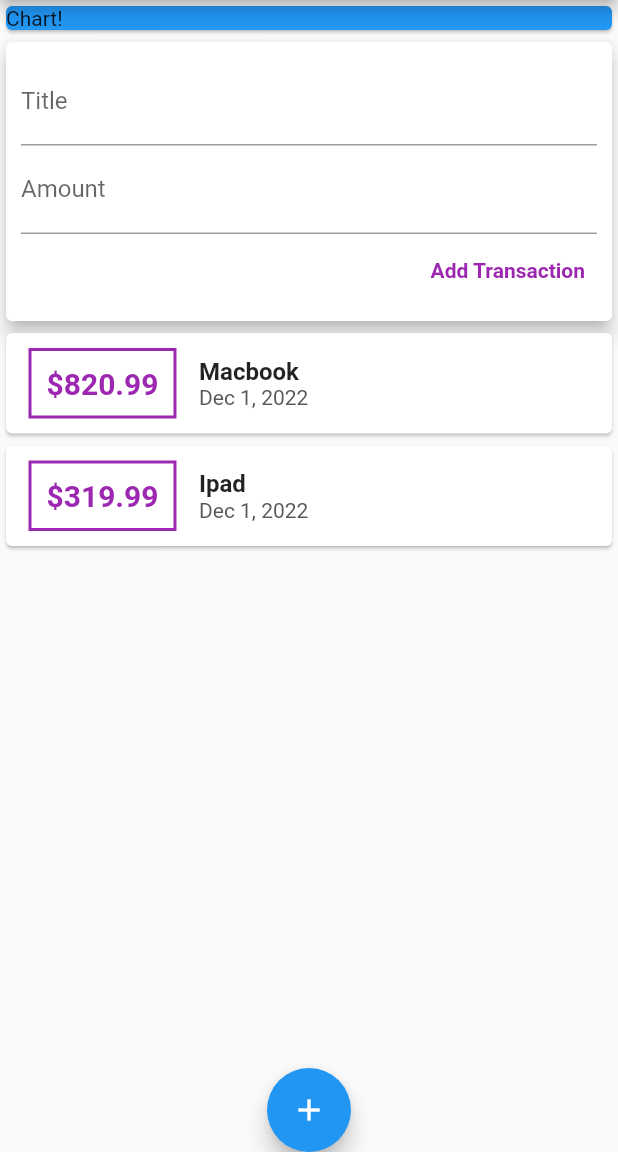
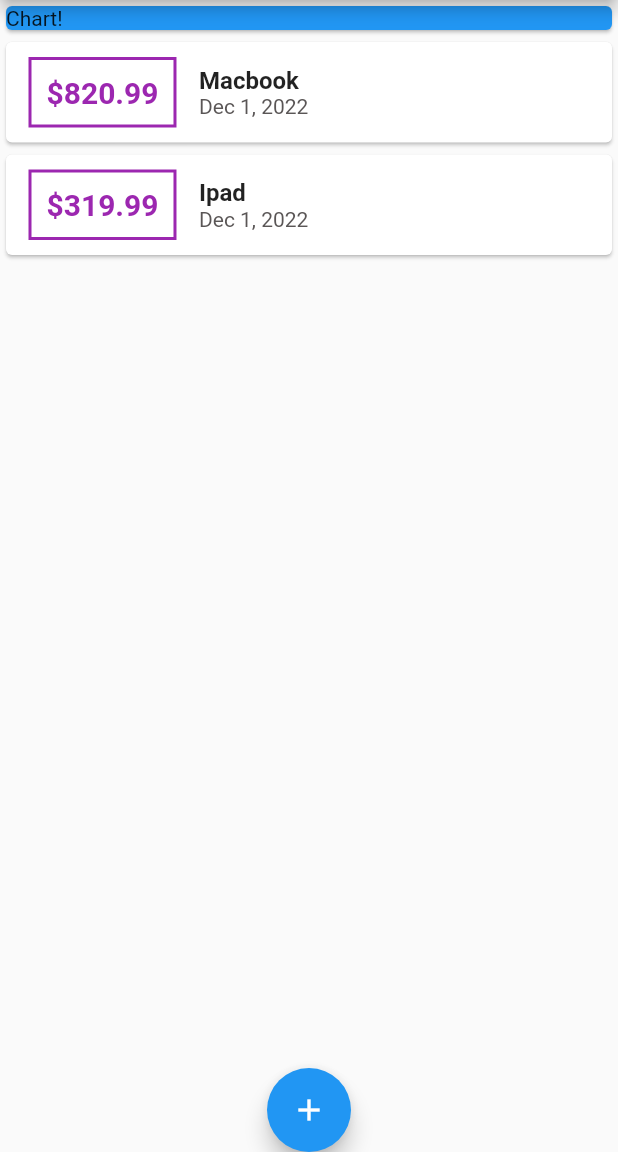
Before and after one commit to shawon-majid/Personal-Expense-Tracker, a Flutter app: the screen it shows after launch, on a phone screen of 412 x 824 dp, the part 84-1236 px from its top. Run offline on Flutter 3.47's test engine with Material 2 defaults, Android fonts, the light colour scheme and no system bars.

Commit message:
added bottom sheet feature for new transaction

```diff
--- a/lib/main.dart
+++ b/lib/main.dart
@@ -1,5 +1,7 @@
 import 'package:flutter/material.dart';
-import './widgets/user_transaction.dart';
+import './widgets/new_transaction.dart';
+import './widgets/transaction_list.dart';
+import './models/transaction.dart';
 
 void main() => runApp(MyApp());
 
@@ -7,13 +9,55 @@
   @override
   Widget build(BuildContext context) {
     return MaterialApp(
-      title: 'Flutter App',
+      title: 'Expense Tracker',
       home: MyHomePage(),
     );
   }
 }
 
-class MyHomePage extends StatelessWidget {
+class MyHomePage extends StatefulWidget {
+
+  @override
+  State<MyHomePage> createState() => _MyHomePageState();
+}
+
+class _MyHomePageState extends State<MyHomePage> {
+  final List<Transaction> _userTransactions = [
+    Transaction(
+      id: 't1',
+      title: 'Macbook',
+      amount: 820.99,
+      date: DateTime.now(),
+    ),
+    Transaction(
+      id: 't2',
+      title: 'Ipad',
+      amount: 319.99,
+      date: DateTime.now(),
+    )
+  ];
+
+  void _addNewTransaction(String txTitle, double txAmount){
+    final newTx = Transaction(
+      id: '${DateTime.now()}$txTitle',
+      title: txTitle,
+      amount: txAmount,
+      date: DateTime.now(),
+      );
+
+    setState(() {
+      _userTransactions.add(newTx);
+    });
+  }
+
+  void _startAddNewTransaction(BuildContext ctx){
+    showModalBottomSheet(context: ctx,
+      builder: (_){
+        return NewTransaction(_addNewTransaction);
+      },
+    );
+  }
+
   @override
   Widget build(BuildContext context) {
     return Scaffold(
@@ -21,7 +65,9 @@
         title: Text('Expense Tracker'),
         actions: [
           IconButton(
-            onPressed: () {},
+            onPressed: () {
+              _startAddNewTransaction(context);
+            },
             icon: Icon(Icons.add),
           )
         ],
@@ -38,7 +84,7 @@
                 child: Text('Chart!'),
               ),
             ),
-            UserTransaction(),
+            TransactionList(_userTransactions),
           ],
         ),
       ),
@@ -48,7 +94,9 @@
         child: Icon(
           Icons.add,
         ),
-        onPressed: () {},
+        onPressed: () {
+          _startAddNewTransaction(context);
+        },
       ),
     );
   }
--- a/lib/widgets/user_transaction.dart
+++ /dev/null
@@ -1,53 +0,0 @@
-import 'package:flutter/material.dart';
-import './new_transaction.dart';
-import './transaction_list.dart';
-import '../models/transaction.dart';
-
-
-class UserTransaction extends StatefulWidget {
-  const UserTransaction({Key key}) : super(key: key);
-
-  @override
-  State<UserTransaction> createState() => _UserTransactionState();
-}
-
-class _UserTransactionState extends State<UserTransaction> {
-  final List<Transaction> _userTransactions = [
-    Transaction(
-      id: 't1',
-      title: 'Macbook',
-      amount: 820.99,
-      date: DateTime.now(),
-    ),
-    Transaction(
-      id: 't2',
-      title: 'Ipad',
-      amount: 319.99,
-      date: DateTime.now(),
-    )
-  ];
-
-  void _addNewTransaction(String txTitle, double txAmount){
-    final newTx = Transaction(
-      id: '${DateTime.now()}$txTitle',
-      title: txTitle,
-      amount: txAmount,
-      date: DateTime.now(),
-      );
-
-    setState(() {
-      _userTransactions.add(newTx);
-    });
-  }
-
-
-  @override
-  Widget build(BuildContext context) {
-    return Column(
-      children: [
-        NewTransaction(_addNewTransaction),
-        TransactionList(_userTransactions),
-      ],
-    );
-  }
-}
```
